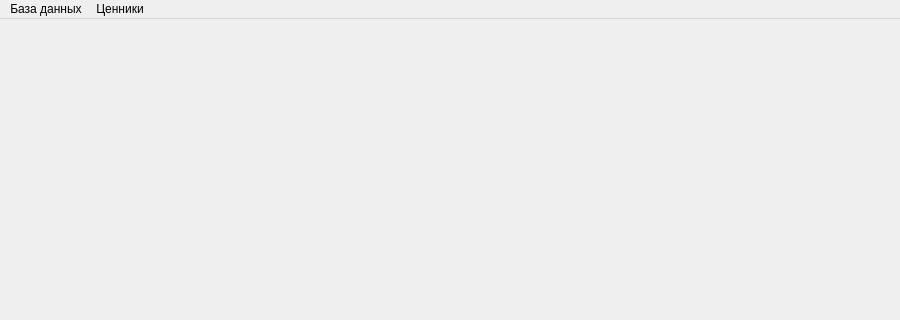
The window that src/MainWindow.ui (kiselev-dmitrii/climberdb) describes before a commit, drawn with Qt 5; both pictures show x 0 to 900 and y 0 to 320 of the 900 by 600 pixel window.
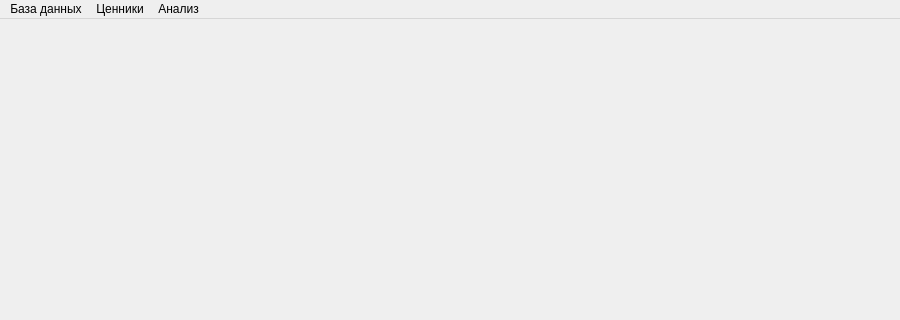
The same window after the commit.

```diff
--- a/src/MainWindow.ui
+++ b/src/MainWindow.ui
@@ -44,8 +44,16 @@
     <addaction name="actGeneratePricetags"/>
     <addaction name="actClearPricetags"/>
    </widget>
+   <widget class="QMenu" name="mnAnalysis">
+    <property name="title">
+     <string>Анализ</string>
+    </property>
+    <addaction name="actGeneralStatistics"/>
+    <addaction name="actSalesChart"/>
+   </widget>
    <addaction name="mnDatabase"/>
    <addaction name="mnPricetags"/>
+   <addaction name="mnAnalysis"/>
   </widget>
   <widget class="QStatusBar" name="sbMainStatusBar"/>
   <action name="actSearchOnSales">
```
Left out of the diff: 10 changed lines with no effect on the pictures.
